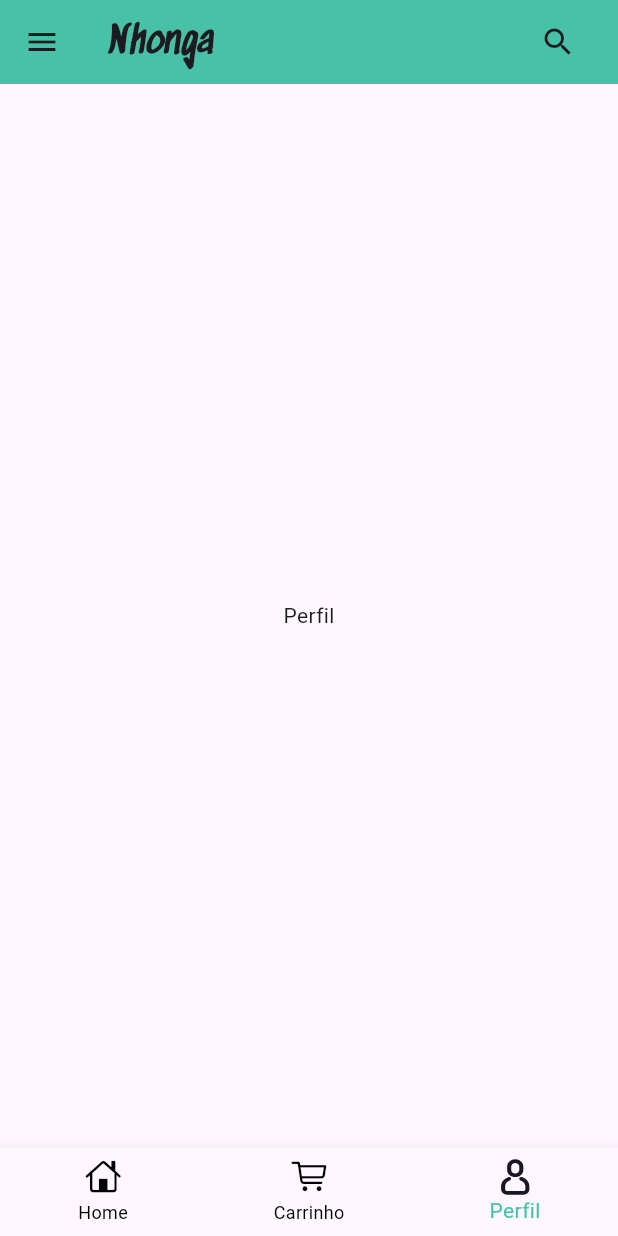
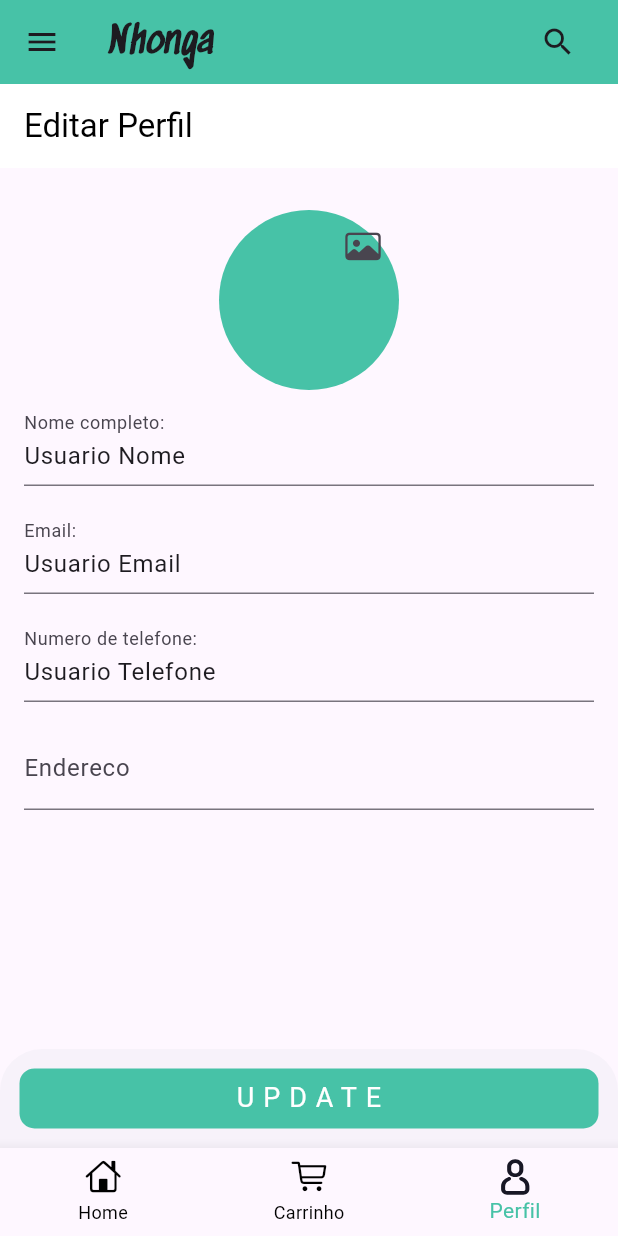
Before and after one commit to JoschaPMaliem/Nhonga, a Flutter app: the screen it shows after launch, item 3 of the bottom bar chosen, on a phone screen of 412 x 824 dp. Run offline on Flutter 3.47's test engine with Material 3 defaults, Android fonts, the phone set to English and light mode, and no system bars; our stand-ins replace flutter_svg; network calls fail.

Commit message:
second commit

```diff
--- a/nhonga_app/lib/view/cliente/perfil_view.dart
+++ b/nhonga_app/lib/view/cliente/perfil_view.dart
@@ -1,14 +1,142 @@
+import 'package:flutter/cupertino.dart';
 import 'package:flutter/material.dart';
+import 'package:nhonga_app/model/cliente/list_produto_cliente.dart';
 
 
+class Perfil_view extends StatefulWidget {
+   Perfil_view({super.key});
 
-class Perfil_view extends StatelessWidget {
-  const Perfil_view({super.key});
+    List_Produto_Cliente produtos = new List_Produto_Cliente();
+
+
+  @override
+  State<Perfil_view> createState() => _Perfil_viewState();
+}
+
+class _Perfil_viewState extends State<Perfil_view> {
+
+
+  final TextEditingController _fullNameController = TextEditingController();
+
+  final TextEditingController _emailController = TextEditingController();
+
+  final TextEditingController _phoneController = TextEditingController();
+  String? address;
+  @override
+  void initState() {
+    setState(() {
+      _fullNameController.text = "Usuario Nome";
+      _emailController.text = "Usuario Email";
+      _phoneController.text = "Usuario Telefone";
+    });
+    super.initState();
+  }
 
   @override
   Widget build(BuildContext context) {
-    return Center(
-      child: Text('Perfil'),
+    return Scaffold(
+      appBar: AppBar(
+        backgroundColor: Colors.white,
+        iconTheme: IconThemeData(color: Colors.black),
+        elevation: 0,
+        title: Text(
+          'Editar Perfil',
+          style: TextStyle(
+            color: Colors.black,
+            //letterSpacing: 6,
+            //fontSize: 18,
+          ),
+        ),
+      ),
+      body: SingleChildScrollView(
+        child: Center(
+          child: Padding(
+            padding: const EdgeInsets.all(8.0),
+            child: Column(
+              children: [
+                SizedBox(
+                  height: 20,
+                ),
+                Stack(
+                  children: [
+                    CircleAvatar(
+                      radius: 60,
+                      backgroundColor: Color.fromARGB(255, 71, 194, 167),
+                    ),
+                    Positioned(
+                      right: 0,
+                      child: IconButton(
+                        onPressed: () {},
+                        icon: Icon(CupertinoIcons.photo),
+                      ),
+                    ),
+                  ],
+                ),
+                Padding(
+                  padding: const EdgeInsets.all(8.0),
+                  child: TextFormField(
+                    controller: _fullNameController,
+                    decoration: InputDecoration(
+                      labelText: 'Nome completo:',
+                    ),
+                  ),
+                ),
+                Padding(
+                  padding: const EdgeInsets.all(8.0),
+                  child: TextFormField(
+                    controller: _emailController,
+                    decoration: InputDecoration(
+                      labelText: 'Email:',
+                    ),
+                  ),
+                ),
+                Padding(
+                  padding: const EdgeInsets.all(8.0),
+                  child: TextFormField(
+                    controller: _phoneController,
+                    decoration: InputDecoration(
+                      labelText: 'Numero de telefone:',
+                    ),
+                  ),
+                ),
+                Padding(
+                  padding: const EdgeInsets.all(8.0),
+                  child: TextFormField(
+                    onChanged: (value) {
+                      address = value;
+                    },
+                    decoration: InputDecoration(
+                      labelText: 'Endereco',
+                    ),
+                  ),
+                ),
+              ],
+            ),
+          ),
+        ),
+      ),
+      bottomSheet: Padding(
+        padding: const EdgeInsets.all(13.0),
+        child: InkWell(
+          onTap: () async {
+
+          },
+          child: Container(
+            height: 40,
+            width: MediaQuery.of(context).size.width,
+            decoration: BoxDecoration(
+              color: Color.fromARGB(255, 71, 194, 167),
+              borderRadius: BorderRadius.circular(10),
+            ),
+            child: Center(
+                child: Text(
+              'UPDATE',
+              style: TextStyle(
+                  color: Colors.white, fontSize: 18, letterSpacing: 6),
+            )),
+          ),
+        ),
+      ),
     );
   }
 }
```
Also changed, not shown: nhonga_app/lib/view/cliente/carrinho_view.dart (+37 -27 lines).
